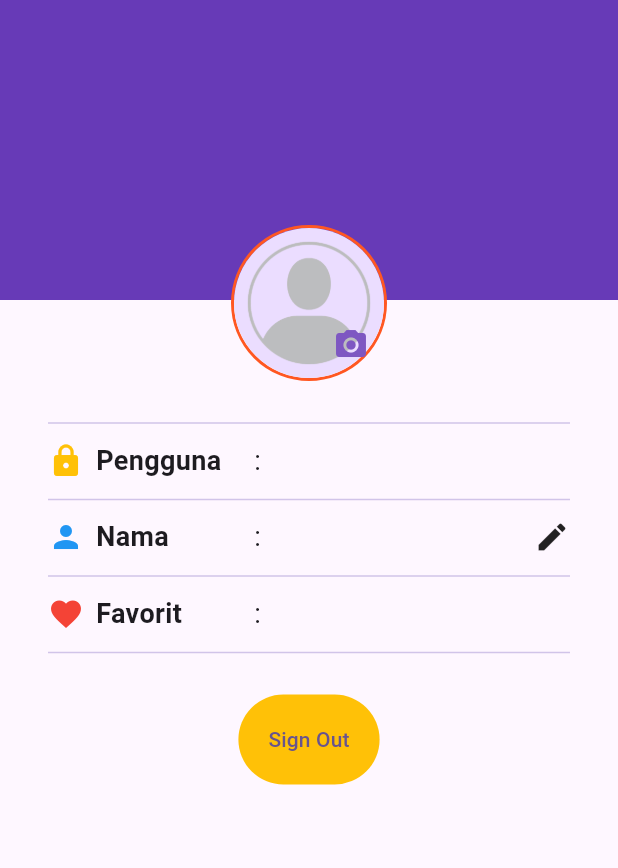
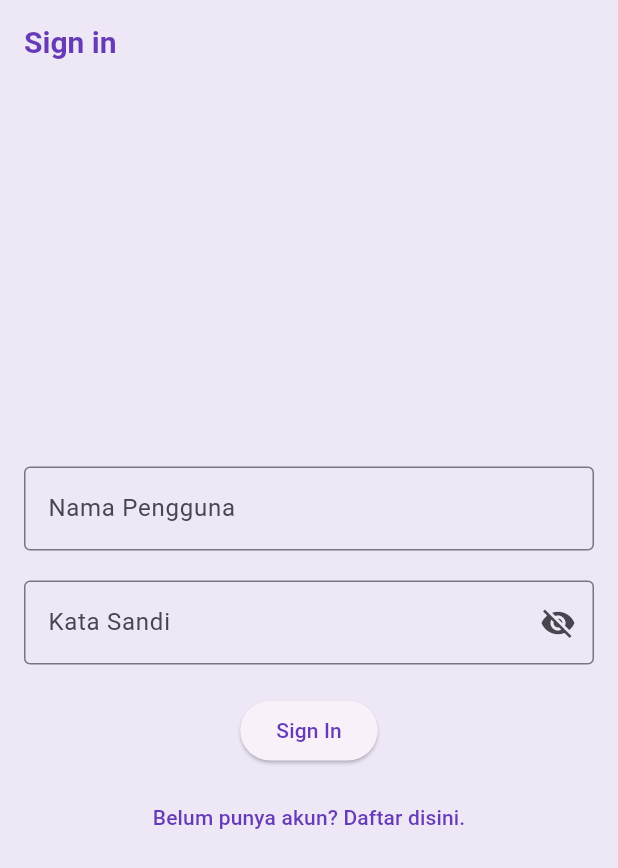
Before and after one commit to Mobile-Programming-MDP/materi-latihan-flutter-brilliantCP, a Flutter app: the screen it shows after launch, on a phone screen of 412 x 824 dp. Shown: the top 868 px of the screen. Run offline on Flutter 3.47's test engine with Material 2 defaults, Android fonts, the phone set to English and light mode, and no system bars.

Commit message:
Sign_in Screen

```diff
--- a/wisata_candi/wisata_candi/lib/main.dart
+++ b/wisata_candi/wisata_candi/lib/main.dart
@@ -2,6 +2,7 @@
 import 'package:wisata_candi/data/candi_data.dart';
 // import 'package:wisata_candi/screens/detail_screen.dart';
 import 'package:wisata_candi/screens/profile_screen.dart';
+import 'package:wisata_candi/screens/sign_in.dart';
 
 void main() {
   runApp(const MyApp());
@@ -16,11 +17,23 @@
     return MaterialApp(
       title: 'Wisata Candi',
       theme: ThemeData(
-        colorScheme: ColorScheme.fromSeed(seedColor: Colors.deepPurple),
+       appBarTheme: const AppBarTheme(
+        iconTheme: IconThemeData(color: Colors.deepPurple),
+        titleTextStyle: TextStyle(
+          color: Colors.deepPurple,
+          fontSize: 20,
+          fontWeight: FontWeight.bold,
+        )
+       ),
+       colorScheme:
+        ColorScheme.fromSeed(seedColor: Colors.deepPurple).copyWith(
+          primary: Colors.deepPurple,
+          surface: Colors.deepPurple[50],
+        ),
         useMaterial3: true,
       ),
       // home: DetailScreen(candi: candiList[0]),
-      home: ProfileScreen(),
+      home: SignInScreen(),
     );
   }
 }
--- a/wisata_candi/wisata_candi/lib/screens/sign_in.dart
+++ b/wisata_candi/wisata_candi/lib/screens/sign_in.dart
@@ -0,0 +1,84 @@
+import 'package:flutter/material.dart';
+
+class SignInScreen extends StatefulWidget{
+  SignInScreen({super.key});
+
+  @override
+  State<SignInScreen> createState() => _SignInScreenState();
+}
+
+class _SignInScreenState extends State<SignInScreen> {
+  //TODO 1: Deklarasi Variabel
+  final TextEditingController _usernameController = TextEditingController();
+
+  final TextEditingController _passwordController = TextEditingController();
+
+  String _errorText = '';
+
+  bool _isSignedIn = false;
+
+  bool _obsecurePassword = true;
+
+  @override
+  Widget build(BuildContext context){
+    return Scaffold(
+      //TODO 2 Pasang AppBar
+      appBar: AppBar(title: Text('Sign in'),),
+      //TODO 3 Pasang Body
+      body: Center(
+        child: SingleChildScrollView(
+        child: Padding(
+          padding: const EdgeInsets.all(16),
+        child: Form(
+          child: Column(
+            //TODO 4 Atur mainAxisAlignment dan crossAxisAlignment
+            mainAxisAlignment: MainAxisAlignment.center,
+            crossAxisAlignment: CrossAxisAlignment.center,
+            children: [
+              //TODO 5 Pasang TextFormField Nama Pengguna
+              TextFormField(
+                controller: _usernameController,
+                decoration: InputDecoration(
+                  labelText: "Nama Pengguna",
+                  border: OutlineInputBorder(),
+                ),
+              ),
+              //TODO 6 Pasang TextFormField Kata Sandi
+              SizedBox(height: 20),
+              TextFormField(
+                controller: _passwordController,
+                decoration: InputDecoration(
+                  labelText: "Kata Sandi",
+                  errorText: _errorText.isNotEmpty ? _errorText : null,
+                  border: OutlineInputBorder(),
+                  suffixIcon: IconButton(
+                    onPressed: (){
+                      setState(() {
+                        _obsecurePassword = !_obsecurePassword;
+                      });
+                    },
+                    icon: Icon(
+                      _obsecurePassword ? Icons.visibility_off : Icons.visibility,
+                    ),
+                  ),
+                ),
+                  obscureText: _obsecurePassword,
+              ),
+              //TODO 7 Pasang ElevatedButton Sign In
+              SizedBox(height: 20),
+              ElevatedButton(
+                onPressed: (){},
+                child: Text('Sign In')),
+              //TODO 8 Pasang textButton SignUp
+              SizedBox(height: 10),
+              TextButton(
+                onPressed: (){},
+                child: Text('Belum punya akun? Daftar disini.')),
+            ],
+          ),),
+        )
+      ),
+    ),);
+
+  }
+}
```
